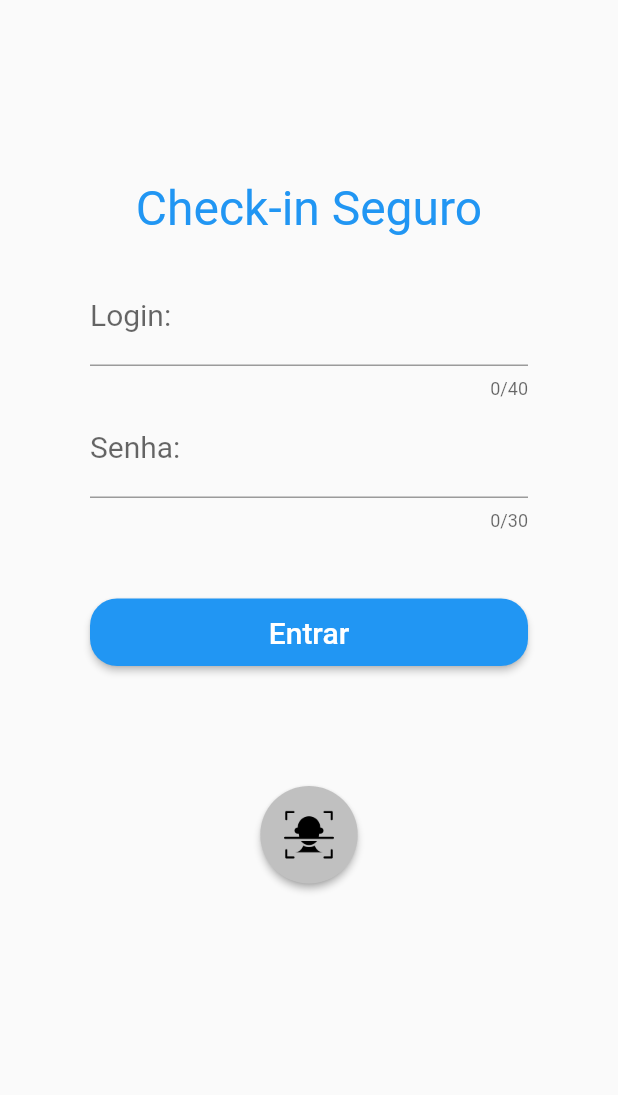
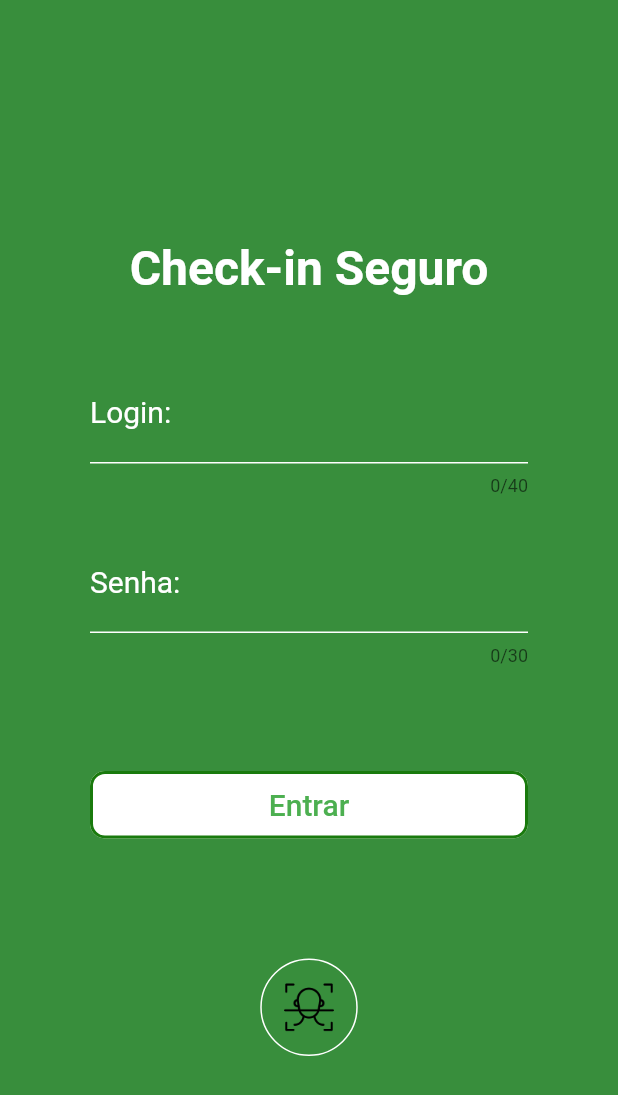
Before and after one commit to alan-pascke/flutter_application, a Flutter app: the TelaInicial screen opened directly, on a phone screen of 412 x 824 dp. Shown: the top 1095 px of the screen. Run offline on Flutter 3.47's test engine with Material 2 defaults, Android fonts, the phone set to English and light mode, and no system bars; our stand-ins replace image_picker.

Commit message:
estilo da tela de login foi alterado; pagina home foi iniciada; adicionado o idioma pt-br;

```diff
--- /dev/null
+++ b/l10n.yaml
@@ -0,0 +1,3 @@
+arb-dir: lib/l10n
+template-arb-file: app_en.arb
+output.lacalzation.file: app_localization.dart
--- /dev/null
+++ b/lib/l10n/app_en.arb
@@ -0,0 +1,6 @@
+{
+    "helloWorld": "Hello World!",
+    "@helloWorld": {
+      "description": "The conventional newborn programmer greeting"
+    }
+}
--- /dev/null
+++ b/lib/l10n/app_pt.arb
@@ -0,0 +1,2 @@
+{ "helloWorld" : "Olá mundo"
+  }
--- a/lib/pages/tela_inicial.dart
+++ b/lib/pages/tela_inicial.dart
@@ -27,29 +27,35 @@ class _TelaInicialState extends State<TelaInicial> {
   @override
   Widget build(BuildContext context) {
     return Scaffold(
-      // backgroundColor: Colors.blueAccent,
+      backgroundColor: Colors.green[700],
       body: SingleChildScrollView(
         child: Form(
           key: _formkey,
           child: Container(
             margin: const EdgeInsets.only(
               left: 40,
-              top: 100,
+              top: 140,
               right: 40,
               bottom: 5,
             ),
             padding: const EdgeInsets.only(left: 20, right: 20),
             child: Column(
-              mainAxisAlignment: MainAxisAlignment.spaceEvenly,
               children: [
                 const Padding(
                   padding: EdgeInsets.all(20),
                   child: Center(
                     child: Text(
                       "Check-in Seguro",
-                      style: TextStyle(fontSize: 32, color: Colors.blue),
+                      style: TextStyle(
+                        fontSize: 32,
+                        color: Colors.white,
+                        fontWeight: FontWeight.bold,
+                      ),
                     ),
                   ),
+                ),
+                const SizedBox(
+                  height: 25,
                 ),
                 Center(
                   child: TextFormField(
@@ -61,27 +67,56 @@ class _TelaInicialState extends State<TelaInicial> {
                         return null;
                       }
                     },
-                    decoration: const InputDecoration(labelText: "Login: "),
-                    style: const TextStyle(fontSize: 20),
+                    decoration: const InputDecoration(
+                      labelText: "Login: ",
+                      labelStyle: TextStyle(color: Colors.white),
+                      focusedBorder: UnderlineInputBorder(
+                        borderSide: BorderSide(color: Colors.white),
+                      ),
+                      enabledBorder: UnderlineInputBorder(
+                        borderSide: BorderSide(color: Colors.white),
+                      ),
+                    ),
+                    style: const TextStyle(fontSize: 20, color: Colors.white),
+                    cursorColor: Colors.white,
                     maxLength: 40,
                     keyboardType: TextInputType.emailAddress,
                   ),
                 ),
+                const SizedBox(
+                  height: 25,
+                ),
                 Center(
                   child: TextFormField(
                     //controller:
+                    decoration: const InputDecoration(
+                      labelText: "Senha: ",
+                      labelStyle: TextStyle(color: Colors.white),
+                      focusedBorder: UnderlineInputBorder(
+                        borderSide: BorderSide(color: Colors.white),
+                      ),
+                      enabledBorder: UnderlineInputBorder(
+                        borderSide: BorderSide(color: Colors.white),
+                      ),
+                    ),
                     validator: (value) {
                       if (value!.isEmpty) {
-                        return "Campo obrigatório";
+                        return "Campo Obrigatorio";
                       } else {
                         return null;
                       }
                     },
-                    decoration: const InputDecoration(labelText: "Senha: "),
-                    style: const TextStyle(fontSize: 20),
+                    style: const TextStyle(
+                      fontSize: 20,
+                      color: Colors.white,
+                    ),
+                    cursorColor: Colors.white,
                     maxLength: 30,
                     obscureText: true,
                   ),
+                ),
+                const SizedBox(
+                  height: 25,
                 ),
                 Container(
                   margin: const EdgeInsets.only(top: 45),
@@ -90,15 +125,18 @@ class _TelaInicialState extends State<TelaInicial> {
                       SizedBox(
                         width: double.infinity,
                         height: 45,
-                        child: ElevatedButton(
+                        child: OutlinedButton(
                           // estilo para deixar botão arredondado
-                          style: ButtonStyle(
-                            shape: MaterialStateProperty.all<
-                                RoundedRectangleBorder>(
-                              RoundedRectangleBorder(
-                                borderRadius: BorderRadius.circular(18.0),
+                          style: OutlinedButton.styleFrom(
+                            backgroundColor: Colors.white,
+                            shape: const RoundedRectangleBorder(
+                              borderRadius: BorderRadius.all(
+                                Radius.circular(10),
                               ),
                             ),
+                            primary: Colors.green,
+                            side: const BorderSide(
+                                color: Color(0xff197a0d), width: 2),
                           ),
                           onPressed: () {
                             setState(() {
@@ -107,7 +145,9 @@ class _TelaInicialState extends State<TelaInicial> {
                           },
                           child: const Text(
                             "Entrar",
-                            style: TextStyle(fontSize: 20),
+                            style: TextStyle(
+                              fontSize: 20,
+                            ),
                           ),
                         ),
                       ),
@@ -118,17 +158,17 @@ class _TelaInicialState extends State<TelaInicial> {
                             child: SizedBox(
                               width: 65,
                               height: 65,
-                              child: ElevatedButton(
-                                style: ElevatedButton.styleFrom(
-                                  primary: const Color(0xffC0C0C0),
+                              child: OutlinedButton(
+                                style: OutlinedButton.styleFrom(
+                                  side: const BorderSide(color: Colors.white),
                                   shape: const CircleBorder(),
-                                  shadowColor: const Color(0xffA9A9A9),
                                 ),
                                 onPressed: () {
                                   acessarCamera();
                                 },
                                 child: const Image(
-                                  image: AssetImage('assets/face-scan.png'),
+                                  image:
+                                      AssetImage('assets/scanner-de-rosto.png'),
                                 ),
                               ),
                             ),
--- a/pubspec.yaml
+++ b/pubspec.yaml
@@ -35,9 +35,14 @@ dependencies:
   # Use with the CupertinoIcons class for iOS style icons.
   cupertino_icons: ^1.0.2
   image_picker: ^0.8.4+4
+  qr_flutter: ^4.0.0
+  intl: ^0.17.0
 
 dev_dependencies:
   flutter_test:
+    sdk: flutter
+
+  flutter_localizations:
     sdk: flutter
 
   # The "flutter_lints" package below contains a set of recommended lints to
@@ -57,6 +62,7 @@ flutter:
   # included with your application, so that you can use the icons in
   # the material Icons class.
   uses-material-design: true
+  generate: true
 
   assets:
     - assets/
```
Also changed, not shown: lib/main.dart (+19 -5 lines), lib/pages/home_page.dart (added, +88 -0 lines), assets/scanner-de-rosto.png (added), pubspec.lock.
